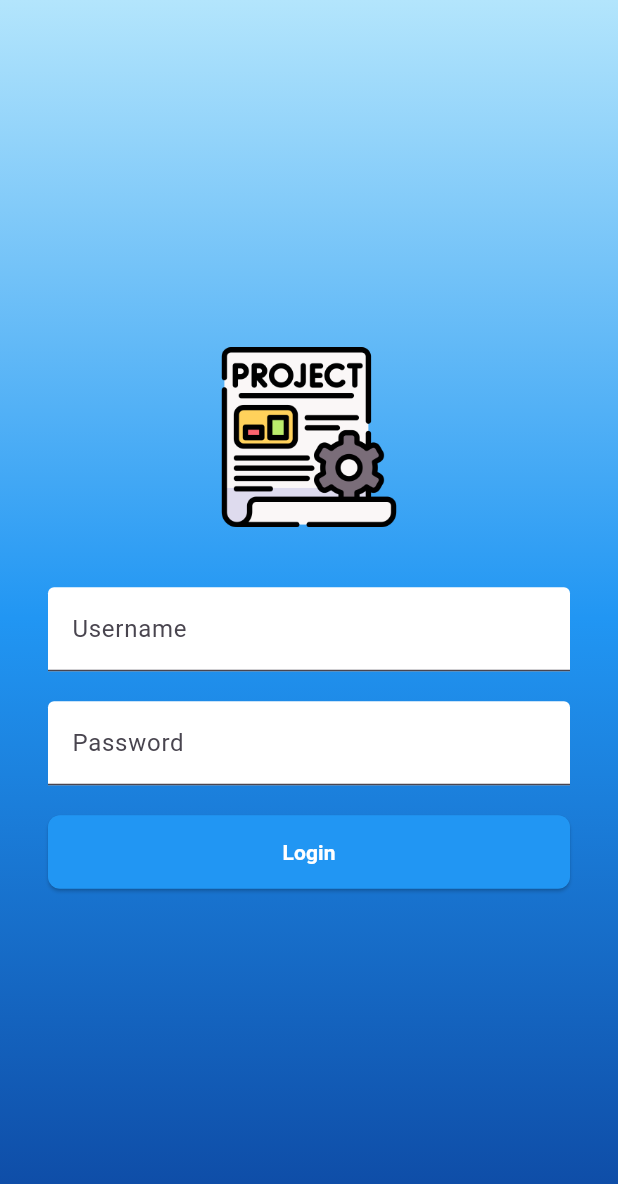
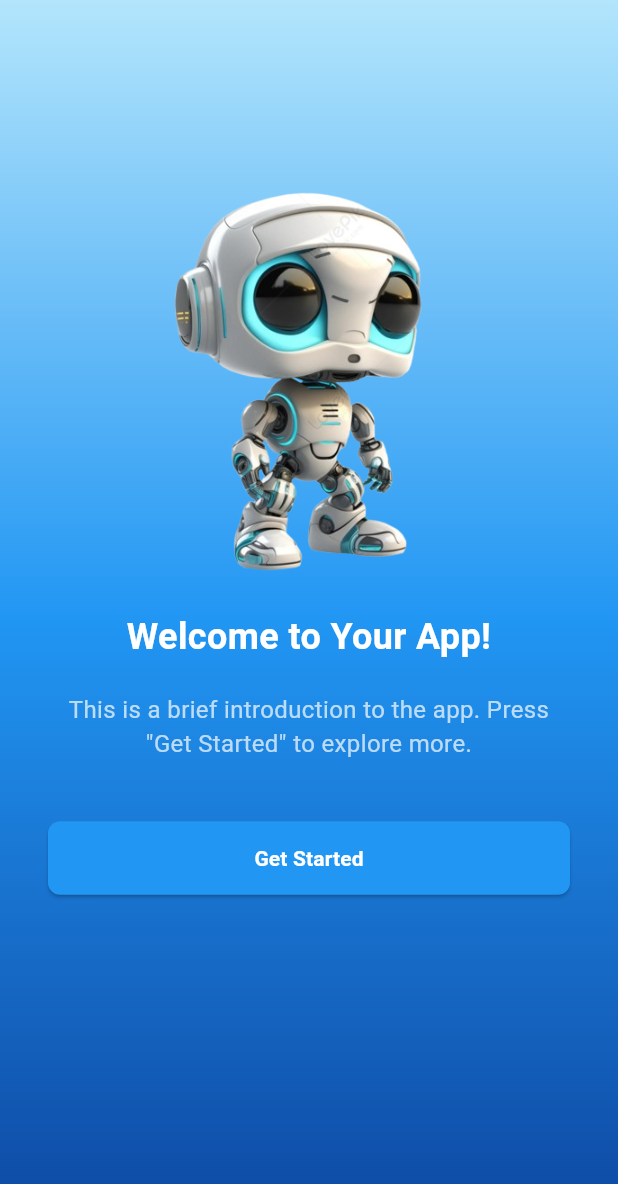
Before and after one commit to khalilberraies/Mini-projet, a Flutter app: the screen it shows after launch, on a phone screen of 412 x 824 dp. Shown: the top 1184 px of the screen. Run offline on Flutter 3.47's test engine with Material 3 defaults, Android fonts, the phone set to English and light mode, and no system bars.

Commit message:
initial commit

```diff
--- /dev/null
+++ b/lib/intro_layout.dart
@@ -0,0 +1,96 @@
+import 'package:flutter/material.dart';
+import 'login_page.dart';
+
+class IntroLayout extends StatelessWidget {
+  @override
+  Widget build(BuildContext context) {
+    return Scaffold(
+      body: Container(
+        decoration: BoxDecoration(
+          gradient: LinearGradient(
+            colors: [
+              Color(0xFFB3E5FC), // Light Blue
+              Color(0xFF2196F3), // Medium Blue
+              Color(0xFF0D47A1), // Deep Blue
+            ],
+            begin: Alignment.topCenter,
+            end: Alignment.bottomCenter,
+          ),
+        ),
+        child: Stack(
+          children: [
+            // Full-resolution robot image behind the text
+            Positioned(
+              top: 100,  // Adjust this value to position the image vertically
+              left: 0,
+              right: 0,
+              child: Image.asset(
+                'assets/robot.png',
+                height: 300,  // Keep it large but clear
+                fit: BoxFit.contain,
+              ),
+            ),
+            // Column with text and button
+            Center(
+              child: SingleChildScrollView(
+                padding: const EdgeInsets.symmetric(horizontal: 32.0),
+                child: Column(
+                  mainAxisAlignment: MainAxisAlignment.center,
+                  children: [
+                    SizedBox(height: 180),  // Space above text to make the robot image background visible
+                    Text(
+                      'Welcome to Your App!',
+                      style: TextStyle(
+                        fontSize: 24,
+                        fontWeight: FontWeight.bold,
+                        color: Colors.white,
+                      ),
+                      textAlign: TextAlign.center,
+                    ),
+                    SizedBox(height: 20),
+                    Text(
+                      'This is a brief introduction to the app. '
+                          'Press "Get Started" to explore more.',
+                      style: TextStyle(
+                        fontSize: 16,
+                        color: Colors.white70,
+                      ),
+                      textAlign: TextAlign.center,
+                    ),
+                    SizedBox(height: 40),
+                    SizedBox(
+                      width: double.infinity,
+                      height: 49,
+                      child: ElevatedButton(
+                        style: ElevatedButton.styleFrom(
+                          backgroundColor: Color(0xFF2196F3),
+                          shape: RoundedRectangleBorder(
+                            borderRadius: BorderRadius.circular(8.0),
+                          ),
+                        ),
+                        onPressed: () {
+                          Navigator.push(
+                            context,
+                            MaterialPageRoute(builder: (context) => LoginPage()),
+                          );
+                        },
+                        child: Text(
+                          'Get Started',
+                          style: TextStyle(
+                            fontSize: 14,
+                            fontWeight: FontWeight.w700,
+                            color: Colors.white,
+                          ),
+                        ),
+                      ),
+                    ),
+                  ],
+                ),
+              ),
+            ),
+          ],
+        ),
+      ),
+    );
+  }
+}
--- a/lib/main.dart
+++ b/lib/main.dart
@@ -1,5 +1,5 @@
 import 'package:flutter/material.dart';
-import 'login_page.dart';
+import 'intro_layout.dart';
 
 void main() {
   runApp(MyApp());
@@ -9,7 +9,7 @@ class MyApp extends StatelessWidget {
   @override
   Widget build(BuildContext context) {
     return MaterialApp(
-      home: LoginPage(),
+      home: IntroLayout(),
     );
   }
 }
--- a/pubspec.yaml
+++ b/pubspec.yaml
@@ -61,6 +61,7 @@ flutter:
   # To add assets to your application, add an assets section, like this:
   assets:
     - assets/logo.png
+    - assets/robot.png
 
   # An image asset can refer to one or more resolution-specific "variants", see
   # https://flutter.dev/assets-and-images/#resolution-aware
```
Also changed, not shown: assets/robot.png (added).
